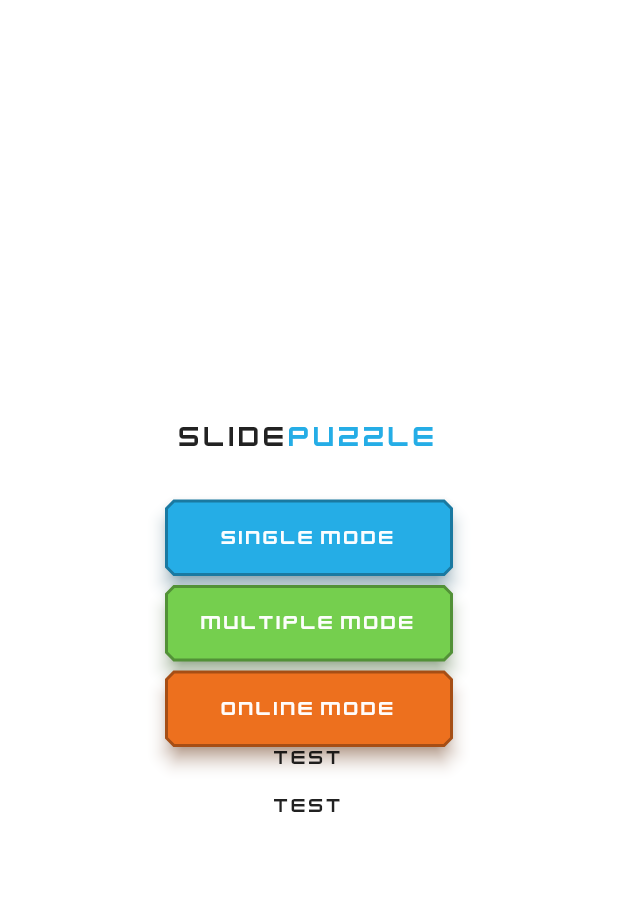
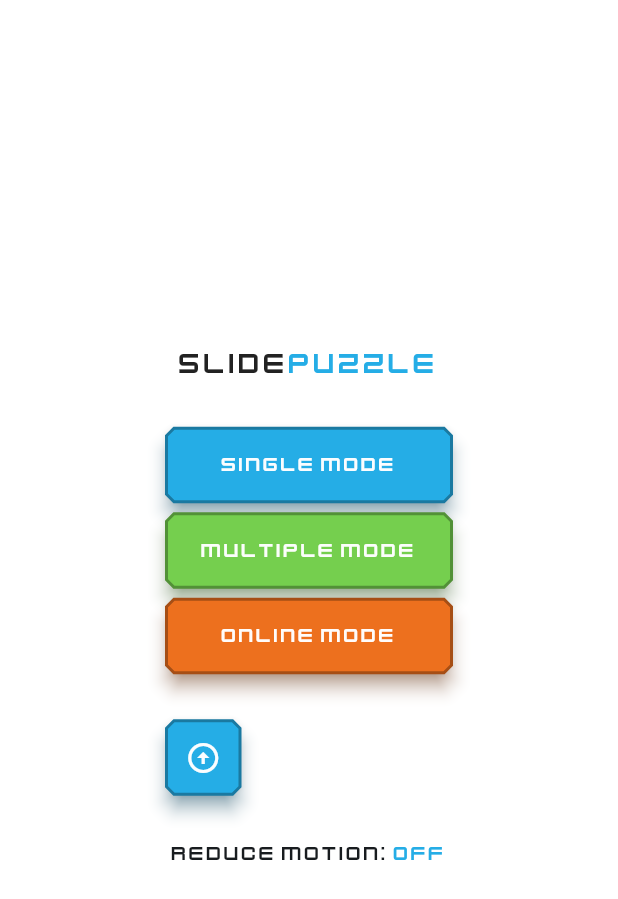
Before and after one commit to sonuos1501/slidepuzzle, a Flutter app: the screen it shows after launch, on a phone screen of 412 x 824 dp. Shown: the top 899 px of the screen. Run offline on Flutter 3.47's test engine with Material 2 defaults, Android fonts, the light colour scheme and no system bars; our stand-ins replace flex_color_scheme, flutter_hooks, flutter_riverpod, flutter_styled_toast, gap, go_router and 5 more; missing offline and left inert: flutter_portal; accounts and stored records are empty.

Commit message:
theme settings bar

```diff
--- a/lib/src/features/home/screens/home_page.dart
+++ b/lib/src/features/home/screens/home_page.dart
@@ -1,5 +1,8 @@
 import 'package:flutter/material.dart';
+import 'package:flutter_riverpod/flutter_riverpod.dart';
 import 'package:gap/gap.dart';
+import 'package:slidepuzzle/src/features/app_settings/app_setting_controller.dart';
+import 'package:slidepuzzle/src/features/home/widgets/theme_setting_bar.dart';
 import 'package:slidepuzzle/src/widgets/widgets.dart';
 
 class HomePage extends StatelessWidget {
@@ -50,9 +53,33 @@ class HomePage extends StatelessWidget {
                 ),
               ],
             ),
-            const Center(child: Text('test')),
+            const ThemeSettingBar(),
             const Gap(16),
-            const Text('test'),
+            Consumer(builder: (context, ref, child) {
+              final appSettingController =
+                  ref.watch(appSettingControllerProvider.notifier);
+              final reduceMotion = ref.watch(appSettingControllerProvider
+                  .select((value) => value.reduceMotion));
+              return TextButton(
+                onPressed: () =>
+                    appSettingController.reduceMotion = !reduceMotion,
+                child: Text.rich(
+                  TextSpan(
+                    text: 'Reduce motion: ',
+                    style: Theme.of(context).textTheme.bodyMedium!.copyWith(
+                          color: Theme.of(context).colorScheme.onBackground,
+                        ),
+                    children: [
+                      TextSpan(
+                        text: reduceMotion ? 'ON' : 'OFF',
+                        style: Theme.of(context).textTheme.bodyMedium!.copyWith(
+                            color: Theme.of(context).colorScheme.primary),
+                      ),
+                    ],
+                  ),
+                ),
+              );
+            }),
           ],
         ),
       ),
--- /dev/null
+++ b/lib/src/features/home/widgets/theme_setting_bar.dart
@@ -0,0 +1,144 @@
+import 'package:flutter/material.dart';
+import 'package:flutter_hooks/flutter_hooks.dart';
+import 'package:flutter_portal/flutter_portal.dart';
+import 'package:hooks_riverpod/hooks_riverpod.dart';
+import 'package:slidepuzzle/src/features/app_settings/app_setting_controller.dart';
+import 'package:slidepuzzle/src/features/audio/general_audio_controller.dart';
+import 'package:slidepuzzle/src/features/playboard/controllers/playboard_info_controller.dart';
+import 'package:slidepuzzle/src/widgets/widgets.dart';
+
+class ThemeSettingBar extends HookConsumerWidget {
+  const ThemeSettingBar({super.key});
+
+  double delayedProgress(int length, double animationValue, int i) =>
+      ((animationValue * length.toDouble()) - (i / length))
+          .clamp(0, 1)
+          .toDouble();
+
+  @override
+  Widget build(BuildContext context, WidgetRef ref) {
+    final isMuted = ref
+        .watch(generalAudioControllerProvider.select((value) => value.isMuted));
+    final audioController = ref.watch(generalAudioControllerProvider.notifier);
+
+    final isDarkMode = ref.watch(
+        appSettingControllerProvider.select((value) => value.isDarkTheme));
+    final playboardInfoController =
+        ref.watch(playboardInfoControllerProvider.notifier);
+    final playboardDefaultColor = ref
+        .watch(playboardInfoControllerProvider.select((value) => value.color));
+    final isColorPickerExpand = useState(false);
+    final isPreCloseColorPicker = useState(false);
+
+    return Padding(
+      padding: const EdgeInsets.only(top: 32),
+      child: Center(
+        child: SizedBox(
+          width: 190,
+          child: Row(
+            mainAxisAlignment: MainAxisAlignment.spaceBetween,
+            children: [
+              PortalEntry(
+                visible: isColorPickerExpand.value,
+                childAnchor: Alignment.bottomRight,
+                portalAnchor: Alignment.bottomLeft,
+                portal: Column(
+                  key: const ValueKey('color-picker'),
+                  mainAxisSize: MainAxisSize.min,
+                  children: [
+                    ...ButtonColors.values.map((color) {
+                      return TweenAnimationBuilder<double>(
+                        tween: Tween<double>(
+                          begin: 0,
+                          end: isPreCloseColorPicker.value ? 0 : 1,
+                        ),
+                        duration: Duration(
+                          milliseconds: 200 +
+                              200 *
+                                  (isPreCloseColorPicker.value == false
+                                      ? (ButtonColors.values.length -
+                                          color.index -
+                                          1)
+                                      : color.index),
+                        ),
+                        curve: Curves.decelerate,
+                        builder: (context, value, child) {
+                          return Opacity(
+                            opacity: delayedProgress(
+                              ButtonColors.values.length,
+                              value,
+                              ButtonColors.values.length - color.index,
+                            ),
+                            child: child!,
+                          );
+                        },
+                        child: Padding(
+                          padding: EdgeInsets.only(
+                            bottom:
+                                color.index == ButtonColors.values.length - 1
+                                    ? 0
+                                    : 8,
+                            left: (190 - 49 * 3) / 2,
+                          ),
+                          child: IgnorePointer(
+                            ignoring: isPreCloseColorPicker.value,
+                            child: SlidepuzzleButton(
+                              key: ValueKey('color-${color.index}'),
+                              color: color,
+                              size: ButtonSize.square,
+                              onPressed: () {
+                                playboardInfoController.color = color;
+
+                                setStateDataForColor(
+                                  isColorPickerExpand,
+                                  isPreCloseColorPicker,
+                                );
+                              },
+                              child: Text(color.name[0].toUpperCase()),
+                            ),
+                          ),
+                        ),
+                      );
+                    }),
+                  ],
+                ),
+                child: SlidepuzzleButton(
+                  color: playboardDefaultColor,
+                  size: ButtonSize.square,
+                  onPressed: () => setStateDataForColor(
+                    isColorPickerExpand,
+                    isPreCloseColorPicker,
+                  ),
+                  child: isColorPickerExpand.value == false
+                      ? const Icon(Icons.arrow_circle_up_outlined)
+                      : const Icon(Icons.arrow_circle_down_outlined),
+                ),
+              ),
+            ],
+          ),
+        ),
+      ),
+    );
+  }
+
+  void setStateDataForColor(
+    ValueNotifier<bool> isColorPickerExpand,
+    ValueNotifier<bool> isPreCloseColorPicker,
+  ) {
+    if (isPreCloseColorPicker.value == true) return;
+    if (isColorPickerExpand.value == false) {
+      isColorPickerExpand.value = true;
+    } else {
+      isPreCloseColorPicker.value = true;
+      Future.delayed(
+        Duration(
+          milliseconds: 200 * ButtonColors.values.length,
+        ),
+        () {
+          isPreCloseColorPicker.value = false;
+          isColorPickerExpand.value = false;
+        },
+      );
+    }
+  }
+}
--- a/pubspec.yaml
+++ b/pubspec.yaml
@@ -36,7 +36,7 @@ dependencies:
   flex_color_scheme: ^7.0.5
   flextras: ^1.0.0
   flutter_hooks: ^0.18.2
-  flutter_portal: ^1.1.4
+  flutter_portal: ^0.4.0
   flutter_riverpod: ^2.3.6
   flutter_styled_toast: ^2.0.0
   flutter_svg: ^2.0.5
```
Also changed, not shown: pubspec.lock.
